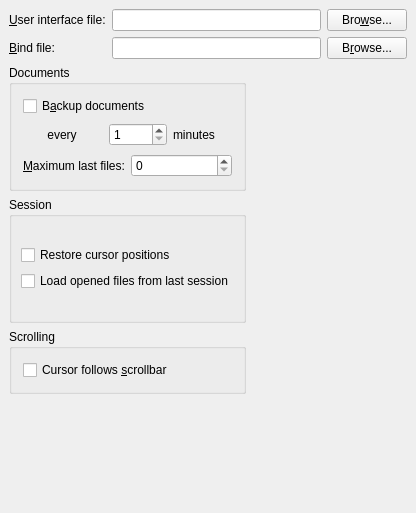
Old version of the form src/frontends/qt4/ui/QPrefUi.ui in the repository cburschka/lyx.
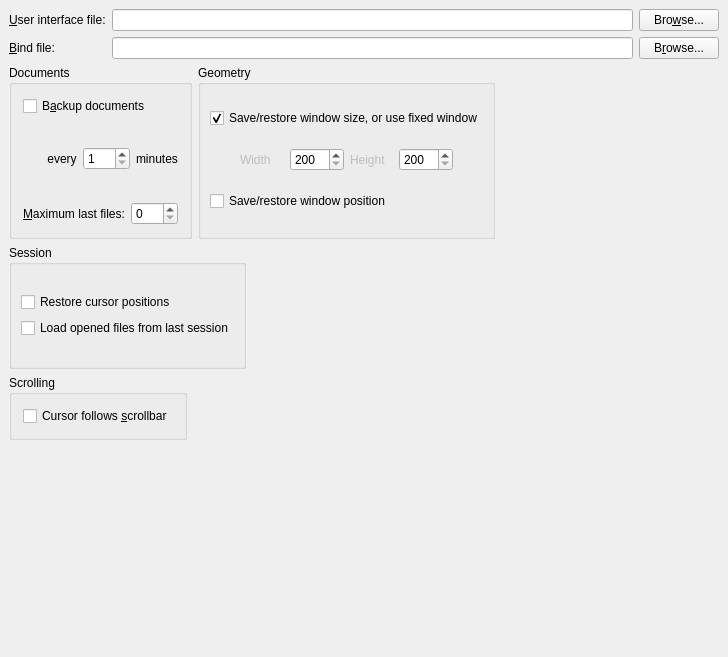
New version of the form.

Commit message: Add rc.geometry_height, geometry_width, geometry_xysaved to the preference dialogs (qt3/qt4). 	* src/frontends/qt3/QPrefs.C, QPrefsDialog.C, ui/QPrefUIModule.ui 	* src/frontends/qt4/QPrefsDialog.C, ui/QPrefUi.ui

Patch:
```diff
--- a/src/frontends/qt4/ui/QPrefUi.ui
+++ b/src/frontends/qt4/ui/QPrefUi.ui
@@ -8,8 +8,8 @@
    <rect>
     <x>0</x>
     <y>0</y>
-    <width>416</width>
-    <height>513</height>
+    <width>728</width>
+    <height>657</height>
    </rect>
   </property>
   <property name="sizePolicy" >
@@ -23,75 +23,72 @@
   <property name="windowTitle" >
    <string/>
   </property>
-  <layout class="QGridLayout" >
+  <layout class="QVBoxLayout" >
    <property name="margin" >
     <number>9</number>
    </property>
    <property name="spacing" >
     <number>6</number>
    </property>
-   <item row="2" column="0" >
-    <widget class="QGroupBox" name="sessionGB" >
-     <property name="title" >
-      <string>Session</string>
-     </property>
+   <item>
      <layout class="QGridLayout" >
       <property name="margin" >
-       <number>9</number>
+      <number>0</number>
       </property>
       <property name="spacing" >
        <number>6</number>
       </property>
+     <item row="1" column="2" >
+      <widget class="QPushButton" name="bindFilePB" >
+       <property name="text" >
+        <string>B&amp;rowse...</string>
+       </property>
+      </widget>
+     </item>
       <item row="0" column="0" >
-       <layout class="QVBoxLayout" >
-        <property name="margin" >
-         <number>0</number>
-        </property>
-        <property name="spacing" >
-         <number>6</number>
-        </property>
-        <item>
-         <widget class="QCheckBox" name="restoreCursorCB" >
+      <widget class="QLabel" name="uiFileLA" >
           <property name="text" >
-           <string>Restore cursor positions</string>
-          </property>
-         </widget>
-        </item>
-        <item>
-         <widget class="QCheckBox" name="loadSessionCB" >
-          <property name="text" >
-           <string>Load opened files from last session</string>
-          </property>
-         </widget>
-        </item>
-       </layout>
-      </item>
-     </layout>
-    </widget>
-   </item>
-   <item row="3" column="0" >
-    <widget class="QGroupBox" name="scrollGB" >
-     <property name="title" >
-      <string>Scrolling</string>
-     </property>
-     <layout class="QVBoxLayout" >
-      <property name="margin" >
-       <number>11</number>
-      </property>
-      <property name="spacing" >
-       <number>6</number>
-      </property>
-      <item>
-       <widget class="QCheckBox" name="cursorFollowsCB" >
-        <property name="text" >
-         <string>Cursor follows &amp;scrollbar</string>
-        </property>
-       </widget>
-      </item>
-     </layout>
+        <string>&amp;User interface file:</string>
+       </property>
+       <property name="buddy" >
+        <cstring>uiFileED</cstring>
+       </property>
     </widget>
    </item>
    <item row="1" column="0" >
+      <widget class="QLabel" name="bindFileLA" >
+       <property name="text" >
+        <string>&amp;Bind file:</string>
+       </property>
+       <property name="buddy" >
+        <cstring>bindFileED</cstring>
+       </property>
+      </widget>
+     </item>
+     <item row="0" column="1" >
+      <widget class="QLineEdit" name="uiFileED" />
+     </item>
+     <item row="0" column="2" >
+      <widget class="QPushButton" name="uiFilePB" >
+       <property name="text" >
+        <string>Bro&amp;wse...</string>
+       </property>
+      </widget>
+     </item>
+     <item row="1" column="1" >
+      <widget class="QLineEdit" name="bindFileED" />
+     </item>
+    </layout>
+   </item>
+   <item>
+    <layout class="QHBoxLayout" >
+     <property name="margin" >
+      <number>0</number>
+     </property>
+     <property name="spacing" >
+      <number>6</number>
+     </property>
+     <item>
     <widget class="QGroupBox" name="documentsGB" >
      <property name="title" >
       <string>Documents</string>
@@ -193,7 +190,141 @@
      </layout>
     </widget>
    </item>
-   <item rowspan="2" row="1" column="1" >
+     <item>
+      <widget class="QGroupBox" name="GeometryGB" >
+       <property name="sizePolicy" >
+        <sizepolicy>
+         <hsizetype>5</hsizetype>
+         <vsizetype>5</vsizetype>
+         <horstretch>0</horstretch>
+         <verstretch>0</verstretch>
+        </sizepolicy>
+       </property>
+       <property name="title" >
+        <string>Geometry</string>
+       </property>
+       <layout class="QVBoxLayout" >
+        <property name="margin" >
+         <number>9</number>
+        </property>
+        <property name="spacing" >
+         <number>6</number>
+        </property>
+        <item>
+         <widget class="QCheckBox" name="loadWindowSizeCB" >
+          <property name="text" >
+           <string>Save/restore window size, or use fixed window</string>
+          </property>
+          <property name="checked" >
+           <bool>true</bool>
+          </property>
+         </widget>
+        </item>
+        <item>
+         <layout class="QHBoxLayout" >
+          <property name="margin" >
+           <number>0</number>
+          </property>
+          <property name="spacing" >
+           <number>6</number>
+          </property>
+          <item>
+           <spacer>
+            <property name="orientation" >
+             <enum>Qt::Horizontal</enum>
+            </property>
+            <property name="sizeType" >
+             <enum>QSizePolicy::Fixed</enum>
+            </property>
+            <property name="sizeHint" >
+             <size>
+              <width>30</width>
+              <height>20</height>
+             </size>
+            </property>
+           </spacer>
+          </item>
+          <item>
+           <widget class="QLabel" name="windowWidthLA" >
+            <property name="enabled" >
+             <bool>false</bool>
+            </property>
+            <property name="text" >
+             <string>Width</string>
+            </property>
+           </widget>
+          </item>
+          <item>
+           <widget class="QSpinBox" name="windowWidthSB" >
+            <property name="maximum" >
+             <number>9999</number>
+            </property>
+            <property name="minimum" >
+             <number>200</number>
+            </property>
+            <property name="singleStep" >
+             <number>10</number>
+            </property>
+           </widget>
+          </item>
+          <item>
+           <widget class="QLabel" name="windowHeightLA" >
+            <property name="enabled" >
+             <bool>false</bool>
+            </property>
+            <property name="text" >
+             <string>Height</string>
+            </property>
+           </widget>
+          </item>
+          <item>
+           <widget class="QSpinBox" name="windowHeightSB" >
+            <property name="maximum" >
+             <number>9999</number>
+            </property>
+            <property name="minimum" >
+             <number>200</number>
+            </property>
+            <property name="singleStep" >
+             <number>10</number>
+            </property>
+           </widget>
+          </item>
+          <item>
+           <spacer>
+            <property name="orientation" >
+             <enum>Qt::Horizontal</enum>
+            </property>
+            <property name="sizeType" >
+             <enum>QSizePolicy::Fixed</enum>
+            </property>
+            <property name="sizeHint" >
+             <size>
+              <width>30</width>
+              <height>20</height>
+             </size>
+            </property>
+           </spacer>
+          </item>
+         </layout>
+        </item>
+        <item>
+         <widget class="QCheckBox" name="loadWindowLocationCB" >
+          <property name="enabled" >
+           <bool>true</bool>
+          </property>
+          <property name="toolTip" >
+           <string>Restore to cursor position when the file was last closed</string>
+          </property>
+          <property name="text" >
+           <string>Save/restore window position</string>
+          </property>
+         </widget>
+        </item>
+       </layout>
+      </widget>
+     </item>
+     <item>
     <spacer>
      <property name="orientation" >
       <enum>Qt::Horizontal</enum>
@@ -204,12 +335,127 @@
      <property name="sizeHint" >
       <size>
        <width>51</width>
-       <height>258</height>
+         <height>174</height>
       </size>
      </property>
     </spacer>
    </item>
-   <item row="4" column="0" colspan="2" >
+    </layout>
+   </item>
+   <item>
+    <layout class="QHBoxLayout" >
+     <property name="margin" >
+      <number>0</number>
+     </property>
+     <property name="spacing" >
+      <number>6</number>
+     </property>
+     <item>
+      <widget class="QGroupBox" name="sessionGB" >
+       <property name="title" >
+        <string>Session</string>
+       </property>
+       <layout class="QGridLayout" >
+        <property name="margin" >
+         <number>9</number>
+        </property>
+        <property name="spacing" >
+         <number>6</number>
+        </property>
+        <item row="0" column="0" >
+         <layout class="QVBoxLayout" >
+          <property name="margin" >
+           <number>0</number>
+          </property>
+          <property name="spacing" >
+           <number>6</number>
+          </property>
+          <item>
+           <widget class="QCheckBox" name="restoreCursorCB" >
+            <property name="text" >
+             <string>Restore cursor positions</string>
+            </property>
+           </widget>
+          </item>
+          <item>
+           <widget class="QCheckBox" name="loadSessionCB" >
+            <property name="text" >
+             <string>Load opened files from last session</string>
+            </property>
+           </widget>
+          </item>
+         </layout>
+        </item>
+       </layout>
+      </widget>
+     </item>
+     <item>
+      <spacer>
+       <property name="orientation" >
+        <enum>Qt::Horizontal</enum>
+       </property>
+       <property name="sizeType" >
+        <enum>QSizePolicy::Expanding</enum>
+       </property>
+       <property name="sizeHint" >
+        <size>
+         <width>351</width>
+         <height>124</height>
+        </size>
+       </property>
+      </spacer>
+     </item>
+    </layout>
+   </item>
+   <item>
+    <layout class="QHBoxLayout" >
+     <property name="margin" >
+      <number>0</number>
+     </property>
+     <property name="spacing" >
+      <number>6</number>
+     </property>
+     <item>
+      <widget class="QGroupBox" name="scrollGB" >
+       <property name="title" >
+        <string>Scrolling</string>
+       </property>
+       <layout class="QVBoxLayout" >
+        <property name="margin" >
+         <number>11</number>
+        </property>
+        <property name="spacing" >
+         <number>6</number>
+        </property>
+        <item>
+         <widget class="QCheckBox" name="cursorFollowsCB" >
+          <property name="text" >
+           <string>Cursor follows &amp;scrollbar</string>
+          </property>
+         </widget>
+        </item>
+       </layout>
+      </widget>
+     </item>
+     <item>
+      <spacer>
+       <property name="orientation" >
+        <enum>Qt::Horizontal</enum>
+       </property>
+       <property name="sizeType" >
+        <enum>QSizePolicy::Expanding</enum>
+       </property>
+       <property name="sizeHint" >
+        <size>
+         <width>351</width>
+         <height>20</height>
+        </size>
+       </property>
+      </spacer>
+     </item>
+    </layout>
+   </item>
+   <item>
     <spacer>
      <property name="orientation" >
       <enum>Qt::Vertical</enum>
@@ -220,61 +466,11 @@
      <property name="sizeHint" >
       <size>
        <width>394</width>
-       <height>21</height>
+       <height>31</height>
       </size>
      </property>
     </spacer>
    </item>
-   <item row="0" column="0" colspan="2" >
-    <layout class="QGridLayout" >
-     <property name="margin" >
-      <number>0</number>
-     </property>
-     <property name="spacing" >
-      <number>6</number>
-     </property>
-     <item row="1" column="2" >
-      <widget class="QPushButton" name="bindFilePB" >
-       <property name="text" >
-        <string>B&amp;rowse...</string>
-       </property>
-      </widget>
-     </item>
-     <item row="0" column="0" >
-      <widget class="QLabel" name="uiFileLA" >
-       <property name="text" >
-        <string>&amp;User interface file:</string>
-       </property>
-       <property name="buddy" >
-        <cstring>uiFileED</cstring>
-       </property>
-      </widget>
-     </item>
-     <item row="1" column="0" >
-      <widget class="QLabel" name="bindFileLA" >
-       <property name="text" >
-        <string>&amp;Bind file:</string>
-       </property>
-       <property name="buddy" >
-        <cstring>bindFileED</cstring>
-       </property>
-      </widget>
-     </item>
-     <item row="0" column="1" >
-      <widget class="QLineEdit" name="uiFileED" />
-     </item>
-     <item row="0" column="2" >
-      <widget class="QPushButton" name="uiFilePB" >
-       <property name="text" >
-        <string>Bro&amp;wse...</string>
-       </property>
-      </widget>
-     </item>
-     <item row="1" column="1" >
-      <widget class="QLineEdit" name="bindFileED" />
-     </item>
-    </layout>
-   </item>
   </layout>
  </widget>
  <pixmapfunction>qPixmapFromMimeSource</pixmapfunction>
```
Lines whose indentation alone changed are shown as unchanged. The commit also changes 4 other files.
